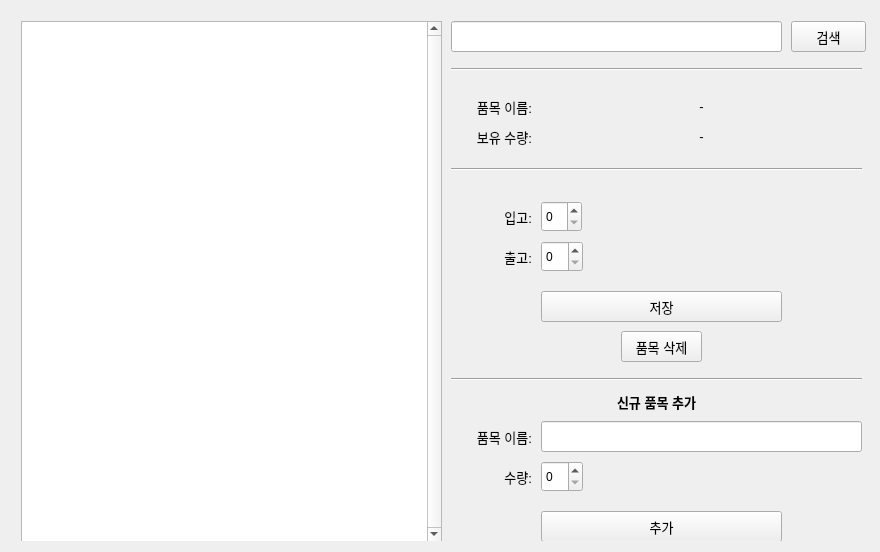
The window that InvScreen.ui (parks13/InventoryManagement) describes before a commit, drawn with Qt 5.
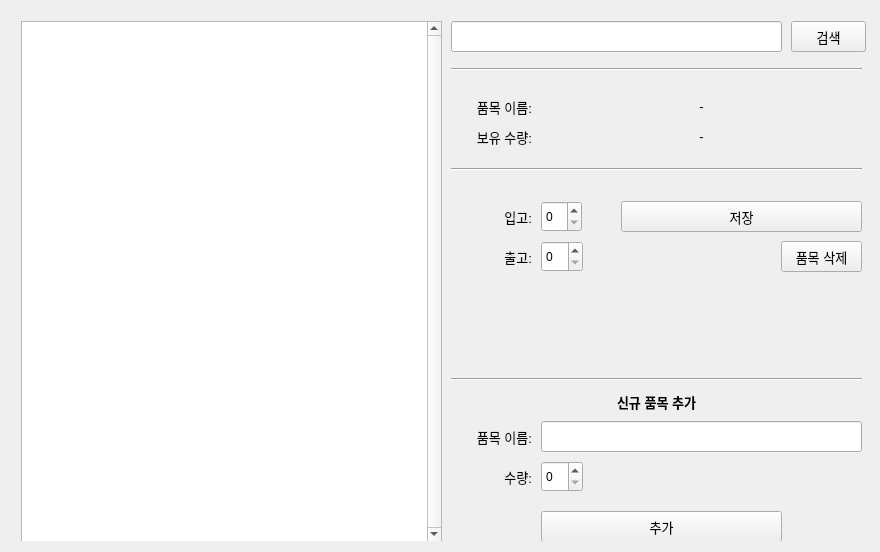
The same window after the commit. Icons and pictures are not drawn.

```diff
--- a/InvScreen.ui
+++ b/InvScreen.ui
@@ -232,8 +232,8 @@
       <widget class="QPushButton" name="deleteItemButton">
        <property name="geometry">
         <rect>
-         <x>610</x>
-         <y>320</y>
+         <x>770</x>
+         <y>230</y>
          <width>81</width>
          <height>31</height>
         </rect>
@@ -448,8 +448,8 @@
       <widget class="QPushButton" name="setNewQuantityButton">
        <property name="geometry">
         <rect>
-         <x>530</x>
-         <y>280</y>
+         <x>610</x>
+         <y>190</y>
          <width>241</width>
          <height>31</height>
         </rect>
```
Left out of the diff: 2 changed lines with no effect on the pictures.
